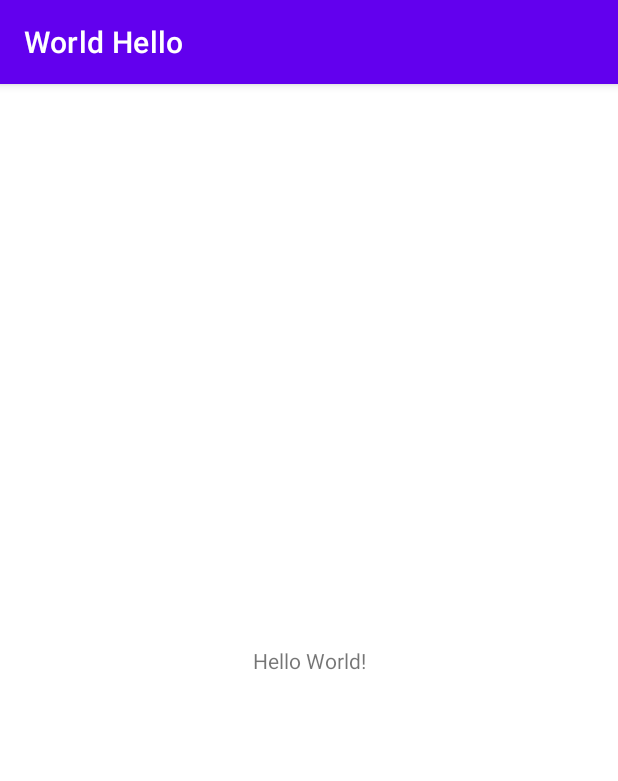
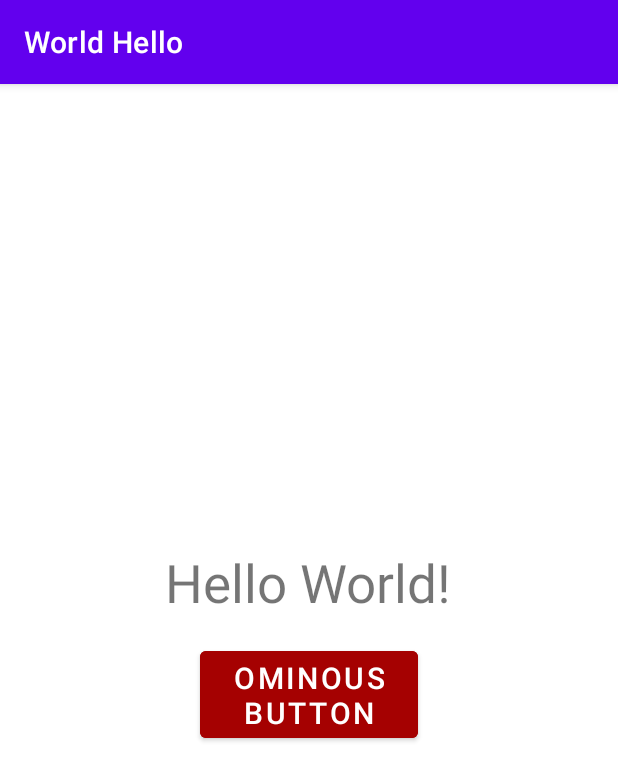
Before and after one commit to KINGZMON/HelloWorldLabAssignment, an Android app: the screen it shows after launch (MainActivity), on a phone screen of 412 x 824 dp. Shown: the top 781 px of the screen. Run offline under Robolectric (Android 15) with nearby library versions, the phone set to English and light mode, and no system bars.

Commit message:
2nd commit

```diff
--- a/app/src/main/java/com/example/worldhello/MainActivity.java
+++ b/app/src/main/java/com/example/worldhello/MainActivity.java
@@ -3,6 +3,9 @@ package com.example.worldhello;
 import androidx.appcompat.app.AppCompatActivity;
 
 import android.os.Bundle;
+import android.view.View;
+import android.widget.Button;
+import android.widget.TextView;
 
 public class MainActivity extends AppCompatActivity {
 
@@ -11,4 +14,9 @@ public class MainActivity extends AppCompatActivity {
         super.onCreate(savedInstanceState);
         setContentView(R.layout.activity_main);
     }
+
+    public void onClick(View view) {
+        TextView text = findViewById(R.id.textView);
+        text.setText("I've been expecting you Mr.Martas");
+    }
 }
--- a/app/src/main/res/layout/activity_main.xml
+++ b/app/src/main/res/layout/activity_main.xml
@@ -7,12 +7,35 @@
     tools:context=".MainActivity">
 
     <TextView
+        android:id="@+id/textView"
         android:layout_width="wrap_content"
         android:layout_height="wrap_content"
         android:text="Hello World!"
+        android:textAlignment="center"
+        android:textSize="35sp"
+        app:layout_constraintBottom_toBottomOf="parent"
+        app:layout_constraintEnd_toEndOf="parent"
+        app:layout_constraintHorizontal_bias="0.497"
+        app:layout_constraintStart_toStartOf="parent"
+        app:layout_constraintTop_toTopOf="parent"
+        app:layout_constraintVertical_bias="0.428" />
+
+    <Button
+        android:id="@+id/button1"
+        android:layout_width="145dp"
+        android:layout_height="70dp"
+        android:layout_marginStart="124dp"
+        android:layout_marginTop="16dp"
+        android:layout_marginEnd="124dp"
+        android:layout_marginBottom="306dp"
+        android:backgroundTint="#A50101"
+        android:onClick="onClick"
+        android:text="Ominous Button"
+        android:textSize="20sp"
         app:layout_constraintBottom_toBottomOf="parent"
         app:layout_constraintEnd_toEndOf="parent"
         app:layout_constraintStart_toStartOf="parent"
-        app:layout_constraintTop_toTopOf="parent" />
+        app:layout_constraintTop_toBottomOf="@+id/textView"
+        app:layout_constraintVertical_bias="0.0" />
 
 </androidx.constraintlayout.widget.ConstraintLayout>
```
